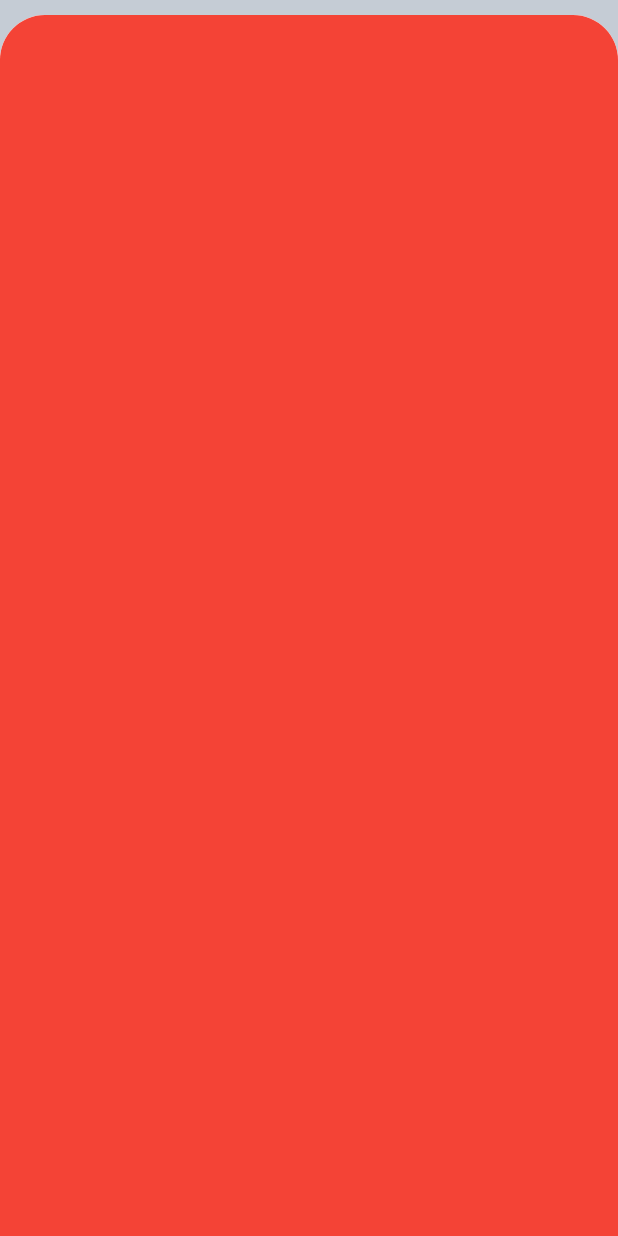
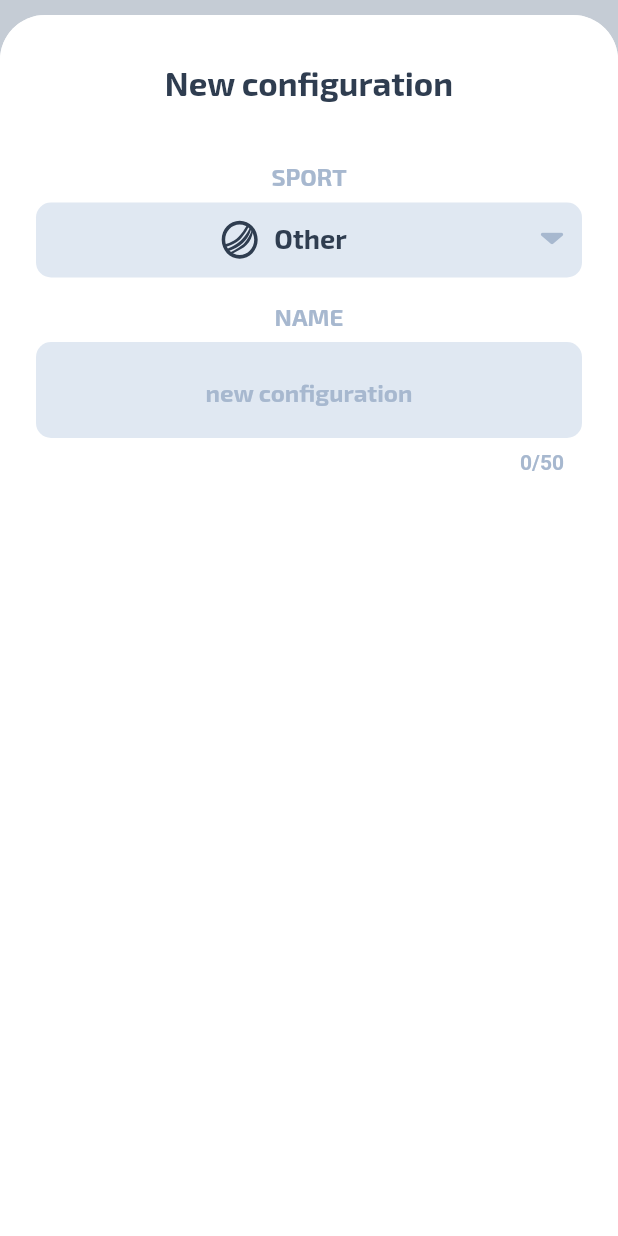
Before and after one commit to eugene-dadonov/save_sport_stats, a Flutter app: the ConfigurationScreen screen opened directly, after a tap on "NEW CONFIGURATION", on a phone screen of 412 x 824 dp. Run offline on Flutter 3.47's test engine with Material 2 defaults, Android fonts, the light colour scheme and no system bars; drawn by our look-alikes of dotted_border; our stand-ins replace bloc, equatable, flutter_bloc, flutter_svg, google_fonts, hive and 2 more; accounts and stored records are empty; generated files the repository leaves out were written again; Roboto replaces fonts that are missing (Ubuntu).

Commit message:
- В ConfigurationEditView добавлены основые UI элементы;

```diff
--- /dev/null
+++ b/lib/core/widgets/edit_widgets/edit_input_view.dart
@@ -0,0 +1,32 @@
+import 'package:flutter/material.dart';
+import 'package:sport_stats_live/core/theming/domain/presentation/app_theme.dart';
+import 'package:sport_stats_live/core/widgets/input_view/input_layout.dart';
+
+class EditInputView extends StatelessWidget {
+  const EditInputView({
+    Key? key,
+    required this.hint,
+    this.text,
+    required this.onValueChanged,
+    this.validator,
+  }) : super(key: key);
+
+  final String hint;
+  final String? text;
+  final ValueChanged<String> onValueChanged;
+  final FormFieldValidator<String>? validator;
+
+  @override
+  Widget build(BuildContext context) {
+    return InputView(
+      text: text ?? "",
+      hint: hint.toLowerCase(),
+      textColor: ThemeHolder.of(context).main,
+      fillColor: ThemeHolder.of(context).background1,
+      borderColor: ThemeHolder.of(context).secondary1,
+      hintColor: ThemeHolder.of(context).secondary2,
+      onValueChanged: onValueChanged,
+      validator: validator,
+    );
+  }
+}
--- /dev/null
+++ b/lib/core/widgets/edit_widgets/edit_title.dart
@@ -0,0 +1,23 @@
+import 'package:flutter/material.dart';
+import 'package:sport_stats_live/core/theming/domain/presentation/app_theme.dart';
+
+class EditTitle extends StatelessWidget {
+  const EditTitle({
+    Key? key,
+    required this.title,
+  }) : super(key: key);
+  final String title;
+
+  @override
+  Widget build(BuildContext context) {
+    final color = ThemeHolder.of(context).secondary2;
+    return Padding(
+      padding: const EdgeInsets.only(top: 16, bottom: 8),
+      child: Text(
+        title.toUpperCase(),
+        textAlign: TextAlign.center,
+        style: ThemeHolder.of(context).textStyle.t1(color: color),
+      ),
+    );
+  }
+}
--- /dev/null
+++ b/lib/core/widgets/parameter_item/parameter_item.dart
@@ -0,0 +1,16 @@
+import 'package:flutter/material.dart';
+import 'package:sport_stats_live/features/configuration/domain/parameter.dart';
+
+class ParameterItem extends StatelessWidget {
+  const ParameterItem({
+    Key? key,
+    required this.parameter,
+  }) : super(key: key);
+
+  final Parameter parameter;
+
+  @override
+  Widget build(BuildContext context) {
+    return Container();
+  }
+}
--- a/lib/features/screen_configuration/presentation/views/configuration_view.dart
+++ b/lib/features/screen_configuration/presentation/views/configuration_view.dart
@@ -68,6 +68,12 @@ class ConfigurationsListView extends StatelessWidget {
                     const EdgeInsets.symmetric(vertical: 8, horizontal: 16),
                 child: ConfigurationCard(
                   configuration: configurations[index],
+                  onTap: (value) {
+                    openConfigurationEditDialog(
+                      context: context,
+                      configuration: value,
+                    );
+                  },
                 ),
               );
             }, childCount: configurations.length),
--- a/lib/features/screen_configuration/presentation/widgets/configuration/card.dart
+++ b/lib/features/screen_configuration/presentation/widgets/configuration/card.dart
@@ -9,10 +9,12 @@ import 'package:sport_stats_live/features/configuration/domain/sport.dart';
 
 class ConfigurationCard extends StatelessWidget {
   final Configuration configuration;
+  final ValueChanged<Configuration> onTap;
 
   const ConfigurationCard({
     Key? key,
     required this.configuration,
+    required this.onTap,
   }) : super(key: key);
 
   @override
@@ -22,7 +24,9 @@ class ConfigurationCard extends StatelessWidget {
     final secondaryColor = ThemeHolder.of(context).secondary1;
 
     return ClickableCard(
-      onTap: () {},
+      onTap: () {
+        onTap.call(configuration);
+      },
       borderRadius: const BorderRadius.all(Radius.circular(10)),
       cardColor: backgroundColor,
       splashColor: ThemeHolder.of(context).secondary1,
--- a/lib/features/screen_dialog_configuration_edit/domain/bloc/bloc.dart
+++ b/lib/features/screen_dialog_configuration_edit/domain/bloc/bloc.dart
@@ -2,6 +2,7 @@ import 'package:flutter_bloc/flutter_bloc.dart';
 import 'package:sport_stats_live/features/configuration/domain/bloc/configuration/bloc.dart';
 import 'package:sport_stats_live/features/configuration/domain/bloc/parameters/bloc.dart';
 import 'package:sport_stats_live/features/configuration/domain/configuration.dart';
+import 'package:sport_stats_live/features/configuration/domain/sport.dart';
 import 'package:sport_stats_live/features/screen_dialog_configuration_edit/domain/bloc/event.dart';
 import 'package:sport_stats_live/features/screen_dialog_configuration_edit/domain/bloc/state.dart';
 
@@ -10,16 +11,34 @@ class ConfigurationEditScreenBloc
   ConfigurationEditScreenBloc({
     required this.configurationBloc,
     required this.parameterBloc,
-    this.configuration,
-  }) : super(LoadingView());
+    Configuration? configuration,
+  }) : super(LoadingView()) {
+    if (configuration != null) {
+      _configuration = configuration;
+      isNewConfiguration = false;
+    } else {
+      _configuration = Configuration.newConfiguration(
+        name: "",
+        sport: Sport.other,
+        parameters: [],
+      );
+      isNewConfiguration = true;
+    }
+  }
 
   final ConfigurationBloc configurationBloc;
   final ParameterBloc parameterBloc;
-  final Configuration? configuration;
+  late Configuration _configuration;
+  bool isNewConfiguration = true;
 
   @override
   Stream<ConfigurationEditScreenState> mapEventToState(
       ConfigurationEditScreenEvent event) async* {
-
+    if (event is Init) {
+      yield ConfigurationView(
+        configuration: _configuration,
+        isNewConfiguration: isNewConfiguration,
+      );
+    }
   }
 }
--- a/lib/features/screen_dialog_configuration_edit/domain/bloc/state.dart
+++ b/lib/features/screen_dialog_configuration_edit/domain/bloc/state.dart
@@ -6,8 +6,12 @@ class LoadingView extends ConfigurationEditScreenState {}
 
 class ConfigurationView extends ConfigurationEditScreenState {
   final Configuration configuration;
+  final bool isNewConfiguration;
 
-  ConfigurationView(this.configuration);
+  ConfigurationView({
+    required this.configuration,
+    required this.isNewConfiguration,
+  });
 }
 
 class ErrorView extends ConfigurationEditScreenState {
--- a/lib/features/screen_dialog_configuration_edit/presentation/page/configuration_edit_page.dart
+++ b/lib/features/screen_dialog_configuration_edit/presentation/page/configuration_edit_page.dart
@@ -48,16 +48,20 @@ class ConfigurationEditPage extends StatelessWidget {
 
     return Scaffold(
       backgroundColor: cardColor,
-      body: BlocConsumer<ConfigurationEditScreenBloc, ConfigurationEditScreenState>(
+      body: BlocConsumer<ConfigurationEditScreenBloc,
+          ConfigurationEditScreenState>(
         listenWhen: (_, newState) => newState is TeamSavedState,
         listener: (BuildContext context, state) {
           Navigator.of(context).pop();
         },
         builder: (context, state) {
-          if (state is LoadingState) {
+          if (state is LoadingView) {
             return Container(color: Colors.orange);
-          } else if (state is TeamState) {
-            return const ConfigurationEditView();
+          } else if (state is ConfigurationView) {
+            return ConfigurationEditView(
+              configuration: state.configuration,
+              isNewConfiguration: state.isNewConfiguration,
+            );
           } else {
             return Container(
               color: Colors.red,
--- a/lib/features/screen_dialog_configuration_edit/presentation/view/new_configuration_view.dart
+++ b/lib/features/screen_dialog_configuration_edit/presentation/view/new_configuration_view.dart
@@ -6,10 +6,13 @@ import 'package:sport_stats_live/core/theming/data/themes/app_theme_data.dart';
 import 'package:sport_stats_live/core/theming/domain/presentation/app_theme.dart';
 import 'package:sport_stats_live/core/widgets/app_icon.dart';
 import 'package:sport_stats_live/core/widgets/dialog/dialog.dart';
+import 'package:sport_stats_live/core/widgets/edit_widgets/edit_input_view.dart';
+import 'package:sport_stats_live/core/widgets/edit_widgets/edit_title.dart';
 import 'package:sport_stats_live/core/widgets/input_view/input_layout.dart';
 import 'package:sport_stats_live/core/widgets/logo/logo.dart';
 import 'package:sport_stats_live/core/widgets/menu_button.dart';
 import 'package:sport_stats_live/core/widgets/sport_selector/sport_selector_drop.dart';
+import 'package:sport_stats_live/features/configuration/domain/configuration.dart';
 import 'package:sport_stats_live/features/screen_team_new/domain/bloc/bloc.dart';
 import 'package:sport_stats_live/features/screen_team_new/domain/bloc/event.dart';
 import 'package:sport_stats_live/features/screen_team_new/presentation/dialog/delete_view.dart';
@@ -32,10 +35,104 @@ String? isNotNullOrEmpty(BuildContext context, String? value) {
 class ConfigurationEditView extends StatelessWidget {
   const ConfigurationEditView({
     Key? key,
+    required this.configuration,
+    required this.isNewConfiguration,
+  }) : super(key: key);
+
+  final Configuration configuration;
+  final bool isNewConfiguration;
+
+  @override
+  Widget build(BuildContext context) {
+    return Form(
+      key: _formKey,
+      child: Padding(
+        padding: const EdgeInsets.all(24),
+        child: CustomScrollView(
+          physics: const RangeMaintainingScrollPhysics(),
+          slivers: [
+            SliverToBoxAdapter(
+              child: _TopBar(
+                configuration: configuration,
+                isNewConfiguration: isNewConfiguration,
+              ),
+            ),
+            const SliverPadding(padding: EdgeInsets.only(top: 16)),
+            SliverToBoxAdapter(
+              child: EditTitle(
+                title: AppLocalizations.of(context)!.titleSport,
+              ),
+            ),
+            SliverToBoxAdapter(
+              child: SportSelectorDropdown(
+                  selectedSport: configuration.sport,
+                  onSportChanged: (sport) {}),
+            ),
+            SliverToBoxAdapter(
+              child: EditTitle(
+                title: AppLocalizations.of(context)!.titleName,
+              ),
+            ),
+            SliverToBoxAdapter(
+              child: EditInputView(
+                // TODO: Добавить новую строчку
+                text: configuration.name,
+                hint: AppLocalizations.of(context)!.titleNewConfiguration,
+                onValueChanged: (String value) {},
+                validator: (value) {
+                  isNotNullOrEmpty.call(context, value);
+                },
+              ),
+            ),
+          ],
+        ),
+      ),
+    );
+  }
+}
+
+class _TopBar extends StatelessWidget {
+  final Configuration configuration;
+  final bool isNewConfiguration;
+
+  const _TopBar({
+    Key? key,
+    required this.configuration,
+    required this.isNewConfiguration,
   }) : super(key: key);
 
   @override
   Widget build(BuildContext context) {
-    return Container(color: Colors.grey,);
+    final title = isNewConfiguration
+        ? AppLocalizations.of(context)!.titleNewConfiguration
+        : configuration.name;
+    final colorMain = ThemeHolder.of(context).main;
+
+    return Row(
+      mainAxisSize: MainAxisSize.max,
+      mainAxisAlignment: MainAxisAlignment.end,
+      children: [
+        if (!isNewConfiguration)
+          const SizedBox(
+            height: 45,
+            width: 45,
+          ),
+        Expanded(
+          flex: 1,
+          child: Padding(
+            padding: const EdgeInsets.symmetric(horizontal: 12, vertical: 8),
+            child: Text(title,
+                textAlign: TextAlign.center,
+                style: ThemeHolder.of(context).textStyle.h1(color: colorMain)),
+          ),
+        ),
+        if (!isNewConfiguration)
+          DeleteButton(
+            onTap: () {
+              // Delete Dialog;
+            },
+          ),
+      ],
+    );
   }
 }
```
